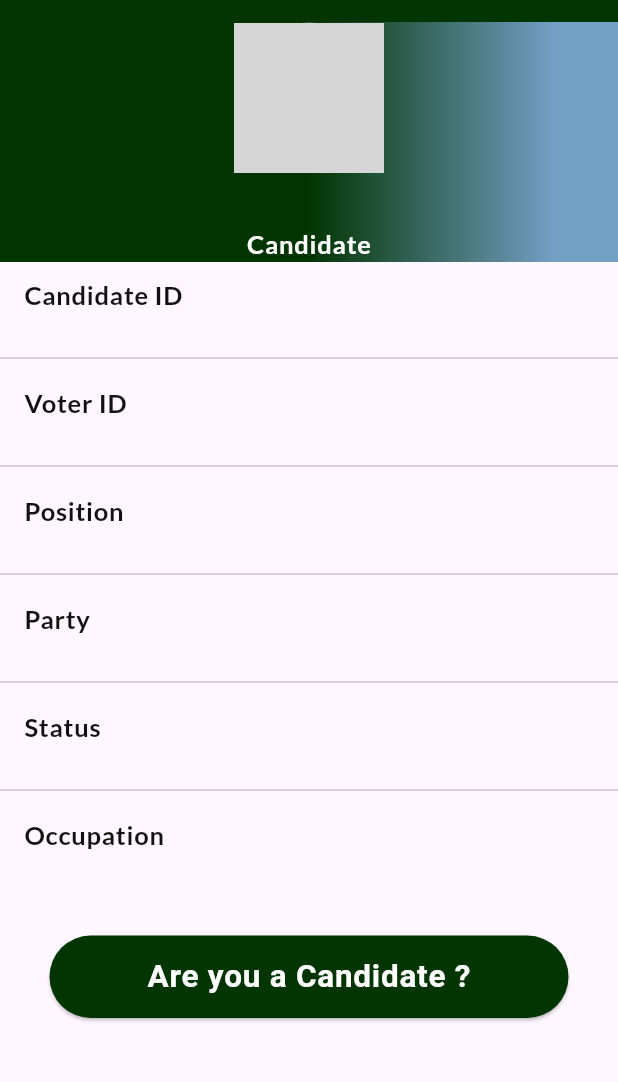
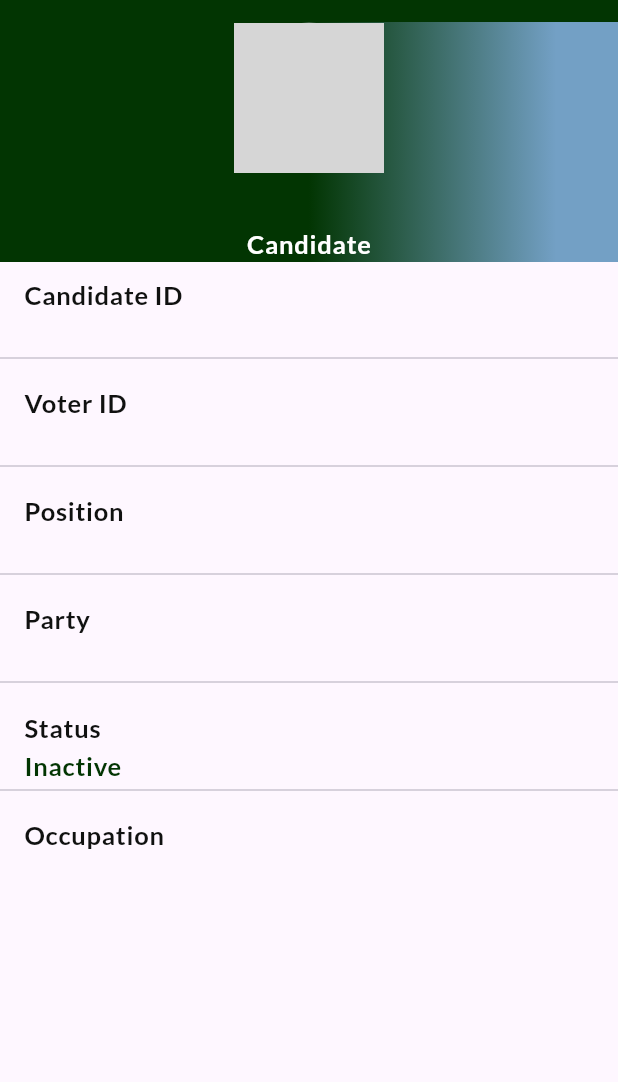
Before and after one commit to walterjnr1/E-VOTING-SYSTEM-FLUTTER-2FA-FINGERPRINT, a Flutter app: the candidateProfile screen opened directly, on a phone screen of 412 x 824 dp, the part 62-1144 px from its top. Run offline on Flutter 3.47's test engine with Material 3 defaults, Android fonts, the phone set to English and light mode, and no system bars; our stand-ins replace cached_network_image, carousel_slider, google_fonts, image_picker, pin_code_fields, shared_preferences and 1 more; accounts and stored records are empty; network calls fail; grey boxes are pictures that could not be loaded.

Commit message:
Added candidate profile

```diff
--- a/lib/features/auth/Data/model/candidate_Model.dart
+++ b/lib/features/auth/Data/model/candidate_Model.dart
@@ -5,12 +5,11 @@
   String? occupation;
   String? voterID;
   String? candidateID;
-  String? count;
+  int? count;
   String? office;
   String party;
   String status;
   String election_year;
-
 
   CandidateModel({
     required this.fullname,
@@ -24,7 +23,6 @@
     required this.party,
     required this.status,
     required this.election_year,
-
   });
 
   factory CandidateModel.fromJson(Map<String, dynamic> json) => CandidateModel(
@@ -39,7 +37,6 @@
         party: json["party"],
         status: json["status"],
         election_year: json["election_year"],
-
       );
   Map<String, dynamic> toJson() => {
         "fullname": fullname,
--- a/lib/features/auth/Domain/controller_data_service_candidate.dart
+++ b/lib/features/auth/Domain/controller_data_service_candidate.dart
@@ -6,7 +6,7 @@ import 'package:e_voting_2fa_biometric/features/auth/Data/model/candidate_Model.
 import 'package:http/http.dart' as http;
 import 'package:shared_preferences/shared_preferences.dart';
 
-  Future<CandidateModel?> getSingleCandidatePostData() async {
+  Future<CandidateModel?> getSinglePostData() async {
   SharedPreferences prefs = await SharedPreferences.getInstance();
     String? voterid_session = prefs.getString('voterid_session');
 
--- a/lib/features/auth/Presentation/provider/data_class_candidate.dart
+++ b/lib/features/auth/Presentation/provider/data_class_candidate.dart
@@ -6,9 +6,9 @@ class DataClassCandidate extends ChangeNotifier {
   CandidateModel? post;
   bool loading = false;
 
-  getCandidatePostData() async {
+  getPostData() async {
     loading = true;
-    CandidateModel? fetchedPost = await getSingleCandidatePostData();
+    CandidateModel? fetchedPost = await getSinglePostData();
     if (fetchedPost != null) {
       post = fetchedPost;
     }
--- a/lib/features/settings/Presentation/screens/candidate_profile.dart
+++ b/lib/features/settings/Presentation/screens/candidate_profile.dart
@@ -18,11 +18,11 @@ class _candidateProfileState extends State<candidateProfile> {
     super.initState();
 
     final postCandidateModel = Provider.of<DataClassCandidate>(context, listen: false);
-    postCandidateModel.getCandidatePostData();
+    postCandidateModel.getPostData();
 
 
-    //final postVoterModel = Provider.of<DataClassVoter>(context, listen: false);
-    //postVoterModel.getPostData();
+    final postVoterModel = Provider.of<DataClassVoter>(context, listen: false);
+    postVoterModel.getPostData();
 
     Future.delayed(Duration(seconds: 2), () {
       if (mounted) {
@@ -34,6 +34,7 @@ class _candidateProfileState extends State<candidateProfile> {
   @override
   Widget build(BuildContext context) {
     final postCandidateModel = Provider.of<DataClassCandidate>(context);
+    final postVoterModel = Provider.of<DataClassVoter>(context);
 
     return Scaffold(
       appBar: BaseAppBar(
@@ -51,9 +52,8 @@ class _candidateProfileState extends State<candidateProfile> {
       ),
       body: ListView(
         children: <Widget>[
-          header_Section(context, postCandidateModel ),
+          header_Section(context, postCandidateModel,postVoterModel ),
           body_section(context, postCandidateModel  ),
-          continuebutton(context),
         ],
       ),
     );
--- a/lib/features/settings/Presentation/widgets/candidate_profile.dart
+++ b/lib/features/settings/Presentation/widgets/candidate_profile.dart
@@ -1,3 +1,4 @@
+import 'package:e_voting_2fa_biometric/core/App_constant/constant.dart';
 import 'package:e_voting_2fa_biometric/core/colour/color.dart';
 import 'package:e_voting_2fa_biometric/features/auth/Presentation/provider/data_class_candidate.dart';
 import 'package:e_voting_2fa_biometric/features/auth/Presentation/provider/data_class_voter.dart';
@@ -13,20 +14,21 @@ class candidateProfileWidget extends StatefulWidget {
 }
 
 class _candidateProfileWidgetState extends State<candidateProfileWidget> {
-    @override
-    void initState() {
+  @override
+  void initState() {
     super.initState();
 
-    final postCandidateModel =Provider.of<DataClassCandidate>(context, listen: false);
-    postCandidateModel.getCandidatePostData();
+    final postCandidateModel =
+        Provider.of<DataClassCandidate>(context, listen: false);
+    postCandidateModel.getPostData();
 
-    //final postVoterModel =Provider.of<DataClassVoter>(context, listen: false);
-    //postVoterModel.getPostData();
+    final postVoterModel = Provider.of<DataClassVoter>(context, listen: false);
+    postVoterModel.getPostData();
 
     Future.delayed(Duration(seconds: 2), () {
       setState(() {});
     });
-   }
+  }
 
   @override
   Widget build(BuildContext context) {
@@ -34,8 +36,8 @@ class _candidateProfileWidgetState extends State<candidateProfileWidget> {
   }
 }
 
-Widget header_Section(
-    BuildContext context, DataClassCandidate postCandidateModel) {
+Widget header_Section(BuildContext context,
+    DataClassCandidate postCandidateModel, DataClassVoter postVoterModel) {
   return Container(
     height: 160,
     decoration: BoxDecoration(
@@ -54,10 +56,10 @@ Widget header_Section(
           mainAxisAlignment: MainAxisAlignment.spaceAround,
           children: <Widget>[
             CircleAvatar(
-              backgroundImage:
-                  //NetworkImage('${img_url}/${postVoterModel.post?.image ?? ""}'),
-                  NetworkImage(
-                      'https://media.istockphoto.com/id/1460124878/photo/social-media-connection-and-woman-typing-on-a-phone-for-communication-app-and-chat-web-search.webp?b=1&s=170667a&w=0&k=20&c=2jxUr_WTdJyMUD0OcnXD1Fdbb63f8TDkTvpcPsA7aHI='),
+              backgroundImage: NetworkImage(
+                  '${img_url}/${postVoterModel.post?.image ?? ""}'),
+              //NetworkImage(
+              //'https://media.istockphoto.com/id/1460124878/photo/social-media-connection-and-woman-typing-on-a-phone-for-communication-app-and-chat-web-search.webp?b=1&s=170667a&w=0&k=20&c=2jxUr_WTdJyMUD0OcnXD1Fdbb63f8TDkTvpcPsA7aHI='),
               minRadius: 50,
               maxRadius: 50,
             ),
@@ -192,11 +194,11 @@ Widget body_section(
               ),
             ),
             subtitle: Text(
-              '${postCandidateModel.post?.status ?? ""}',
+              '${postCandidateModel.post?.status == "1" ? "Active" : "Inactive"}',
               style: GoogleFonts.lato(
-                textStyle: TextStyle(color: fontcolour2, letterSpacing: .5),
+                textStyle: TextStyle(color: successcolour, letterSpacing: .5),
                 fontSize: 17,
-                fontWeight: FontWeight.normal,
+                fontWeight: FontWeight.bold,
               ),
             ),
           ),
@@ -227,27 +229,3 @@ Widget body_section(
     ),
   );
 }
-
-Widget continuebutton(BuildContext context) {
-  return Align(
-    alignment: Alignment.bottomCenter,
-    child: Container(
-      height: 55,
-      margin: const EdgeInsets.all(33),
-      width: MediaQuery.of(context).size.width,
-      child: ElevatedButton(
-        child: Text("Are you a Candidate ?",
-            style: GoogleFonts.roboto(
-              textStyle: TextStyle(color: primaryColor, letterSpacing: .5),
-              fontSize: 21,
-              fontWeight: FontWeight.bold,
-              //fontStyle: FontStyle.italic,
-            )),
-        style: ElevatedButton.styleFrom(
-          backgroundColor: AppColor,
-        ),
-        onPressed: () => null,
-      ),
-    ),
-  );
-}
```
Also changed, not shown: lib/features/auth/Domain/controller_check_if_candidate.dart (added, +73 -0 lines), lib/features/settings/Presentation/widgets/voter_profile.dart (+3 -4 lines). Lines whose indentation alone changed are shown as unchanged.
